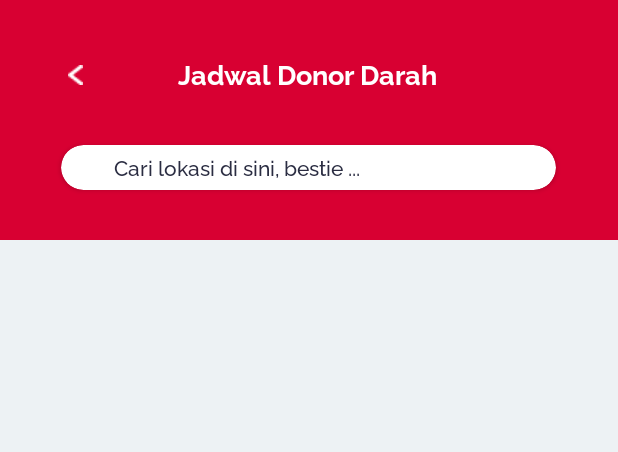
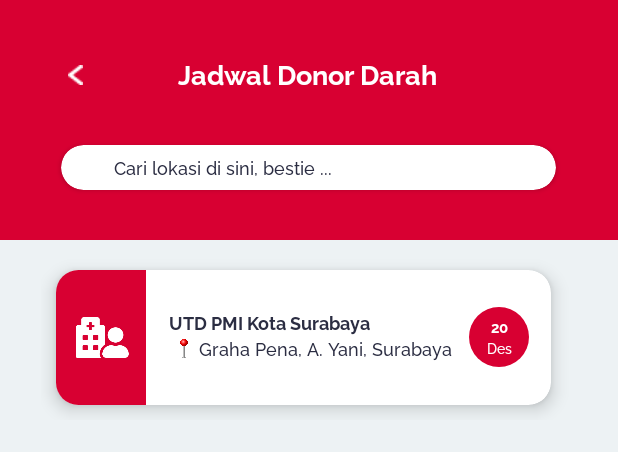
Before and after one commit to fathias30/donora-apk, an Android app: the layout fragment_jadwaldonor.xml on its own in the app's theme, with its tools: preview values and no code run, on a phone screen of 412 x 824 dp. Shown: the top 452 px of the screen. Run offline under Robolectric (Android 15) with nearby library versions, the phone set to English and light mode, and no system bars.

Commit message:
Commit 02/06/23 (Banner home revisi, jadwal donor)

```diff
--- /dev/null
+++ b/app/src/main/res/drawable/circle.xml
@@ -0,0 +1,5 @@
+<?xml version="1.0" encoding="utf-8"?>
+<shape xmlns:android="http://schemas.android.com/apk/res/android">
+    <solid android:color="#D80032" /> <!-- Ubah warna latar belakang sesuai keinginan -->
+    <corners android:radius="1000dp" /> <!-- Sesuaikan radius dengan setengah dari lebar/tinggi lingkaran -->
+</shape>
--- a/app/src/main/res/layout/fragment_home.xml
+++ b/app/src/main/res/layout/fragment_home.xml
@@ -487,7 +487,6 @@
                     android:layout_width="330dp"
                     android:layout_height="145dp"
                     android:layout_gravity="center_horizontal"
-                    android:orientation="horizontal"
                     tools:listitem="@layout/item_banner"
                     app:cardCornerRadius="20dp" />
             </LinearLayout>
--- a/app/src/main/res/layout/fragment_jadwaldonor.xml
+++ b/app/src/main/res/layout/fragment_jadwaldonor.xml
@@ -1,15 +1,17 @@
 <?xml version="1.0" encoding="utf-8"?>
 <androidx.constraintlayout.widget.ConstraintLayout xmlns:android="http://schemas.android.com/apk/res/android"
     xmlns:app="http://schemas.android.com/apk/res-auto"
+    xmlns:tools="http://schemas.android.com/tools"
     android:layout_width="match_parent"
     android:layout_height="match_parent"
     android:background="#EDF2F4">
 
     <LinearLayout
+        android:id="@+id/linearLayout"
         android:layout_width="match_parent"
         android:layout_height="160dp"
+        android:background="@color/redDonora"
         android:orientation="vertical"
-        android:background="@color/redDonora"
         app:layout_constraintEnd_toEndOf="parent"
         app:layout_constraintStart_toStartOf="parent"
         app:layout_constraintTop_toTopOf="parent">
@@ -17,8 +19,8 @@
         <LinearLayout
             android:layout_width="match_parent"
             android:layout_height="wrap_content"
+            android:layout_marginLeft="45dp"
             android:layout_marginTop="35dp"
-            android:layout_marginLeft="45dp"
             android:orientation="horizontal">
 
             <ImageView
@@ -32,11 +34,11 @@
                 android:id="@+id/jadwaldonorlist"
                 android:layout_width="wrap_content"
                 android:layout_height="wrap_content"
+                android:layout_marginLeft="63dp"
                 android:fontFamily="@font/rbold"
+                android:text="Jadwal Donor Darah"
                 android:textColor="#ffffff"
-                android:textSize="18dp"
-                android:layout_marginLeft="63dp"
-                android:text="Jadwal Donor Darah" />
+                android:textSize="18dp" />
         </LinearLayout>
 
         <androidx.cardview.widget.CardView
@@ -46,18 +48,32 @@
             android:layout_gravity="center_horizontal"
             android:layout_marginTop="35dp"
             app:cardCornerRadius="20dp"
-            app:srcCompat="@drawable/field_search" >
+            app:srcCompat="@drawable/field_search">
 
             <TextView
                 android:id="@+id/carilokasi"
                 android:layout_width="wrap_content"
                 android:layout_height="wrap_content"
-                android:layout_marginTop="4dp"
                 android:layout_marginLeft="35dp"
+                android:layout_marginTop="6dp"
                 android:fontFamily="@font/rmedium"
+                android:textSize="12dp"
                 android:text="Cari lokasi di sini, bestie ..."
                 android:textColor="#2B2D42" />
         </androidx.cardview.widget.CardView>
 
     </LinearLayout>
+
+    <androidx.recyclerview.widget.RecyclerView
+        android:layout_width="370dp"
+        android:layout_height="110dp"
+        android:layout_gravity="center_horizontal"
+        android:layout_marginTop="10dp"
+        android:paddingLeft="6dp"
+        app:cardCornerRadius="20dp"
+        app:layout_constraintEnd_toEndOf="parent"
+        app:layout_constraintStart_toStartOf="parent"
+        app:layout_constraintTop_toBottomOf="@+id/linearLayout"
+        tools:listitem="@layout/item_jadwaldonor" />
+
 </androidx.constraintlayout.widget.ConstraintLayout>
--- a/app/src/main/res/layout/item_jadwaldonor.xml
+++ b/app/src/main/res/layout/item_jadwaldonor.xml
@@ -1,6 +1,104 @@
 <?xml version="1.0" encoding="utf-8"?>
-<androidx.constraintlayout.widget.ConstraintLayout xmlns:android="http://schemas.android.com/apk/res/android"
-    android:layout_width="match_parent"
-    android:layout_height="match_parent">
+<androidx.cardview.widget.CardView
+    xmlns:android="http://schemas.android.com/apk/res/android"
+    xmlns:app="http://schemas.android.com/apk/res-auto"
+    android:layout_width="330dp"
+    android:layout_height="90dp"
+    android:layout_gravity="center_horizontal"
+    android:layout_margin="10dp"
+    android:orientation="vertical"
+    android:backgroundTint="#ffffff"
+    app:cardCornerRadius="15dp"
+    app:cardElevation="7dp" >
 
-</androidx.constraintlayout.widget.ConstraintLayout>
+    <LinearLayout
+        android:layout_width="match_parent"
+        android:layout_height="match_parent"
+        android:orientation="horizontal">
+
+        <LinearLayout
+            android:layout_width="60dp"
+            android:layout_height="match_parent"
+            android:background="@color/redDonora"
+            android:orientation="horizontal">
+
+            <ImageView
+                android:id="@+id/iconrs"
+                android:layout_width="35dp"
+                android:layout_height="35dp"
+                android:layout_marginLeft="13dp"
+                android:layout_gravity="center_vertical"
+                app:srcCompat="@drawable/jadwaldonor" />
+        </LinearLayout>
+
+        <LinearLayout
+            android:layout_width="210dp"
+            android:layout_height="match_parent"
+            android:paddingTop="26dp"
+            android:paddingLeft="15dp"
+            android:orientation="vertical" >
+
+            <TextView
+                android:id="@+id/UTD"
+                android:layout_width="180dp"
+                android:layout_height="wrap_content"
+                android:fontFamily="@font/rbold"
+                android:text="UTD PMI Kota Surabaya"
+                android:textColor="#2B2D42"
+                android:textSize="12dp" />
+
+            <LinearLayout
+                android:layout_width="190dp"
+                android:layout_height="wrap_content"
+                android:orientation="horizontal">
+
+                <ImageView
+                    android:id="@+id/pinlokasi"
+                    android:layout_width="20dp"
+                    android:layout_height="20dp"
+                    app:srcCompat="@drawable/pinmerah" />
+
+                <TextView
+                    android:id="@+id/alamat"
+                    android:layout_width="170dp"
+                    android:layout_height="wrap_content"
+                    android:fontFamily="@font/rmedium"
+                    android:text="Graha Pena, A. Yani, Surabaya"
+                    android:textColor="#2B2D42"
+                    android:textSize="12dp" />
+            </LinearLayout>
+
+        </LinearLayout>
+
+        <LinearLayout
+            android:layout_width="40dp"
+            android:layout_height="40dp"
+            android:layout_gravity="center"
+            android:paddingTop="5dp"
+            android:layout_marginLeft="5dp"
+            android:background="@drawable/circle"
+            android:orientation="vertical">
+
+            <TextView
+                android:id="@+id/tanggal"
+                android:layout_width="match_parent"
+                android:layout_height="wrap_content"
+                android:gravity="center_horizontal"
+                android:fontFamily="@font/rbold"
+                android:textSize="10dp"
+                android:textColor="#ffffff"
+                android:text="20" />
+
+            <TextView
+                android:id="@+id/bulan"
+                android:layout_width="match_parent"
+                android:layout_height="wrap_content"
+                android:gravity="center_horizontal"
+                android:fontFamily="@font/rmedium"
+                android:textSize="9dp"
+                android:textColor="#ffffff"
+                android:text="Des" />
+        </LinearLayout>
+
+    </LinearLayout>
+</androidx.cardview.widget.CardView>
```
Also changed, not shown: app/src/main/res/drawable/jadwaldonor.png (added), app/src/main/res/drawable/pinmerah.png (added).
